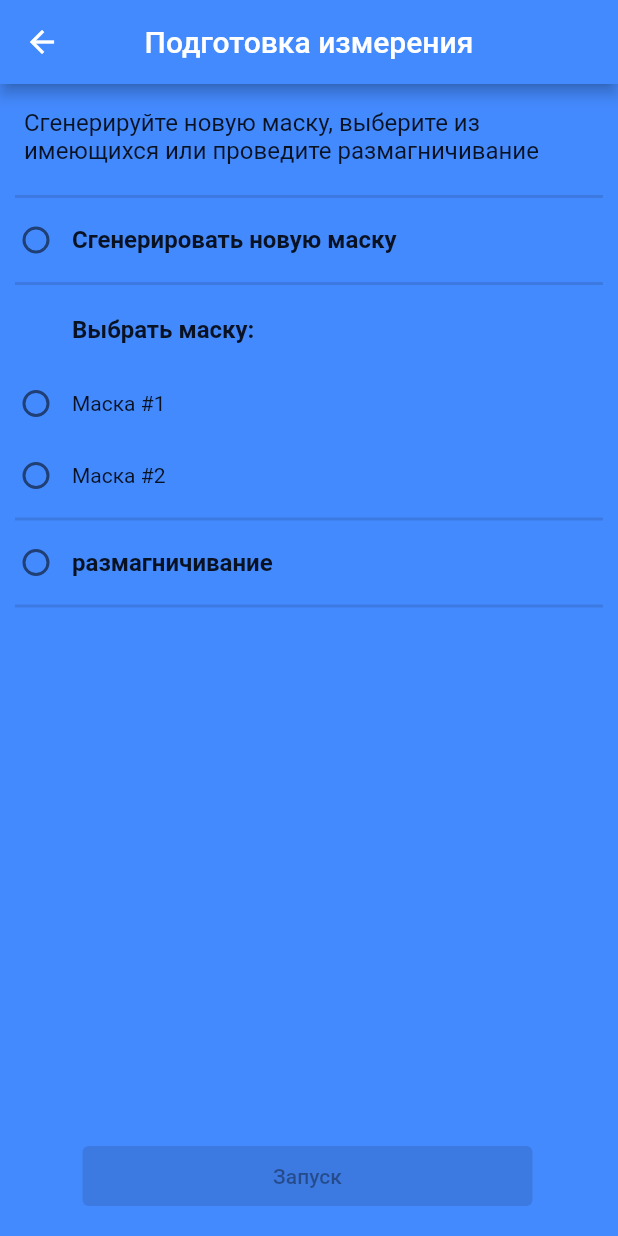
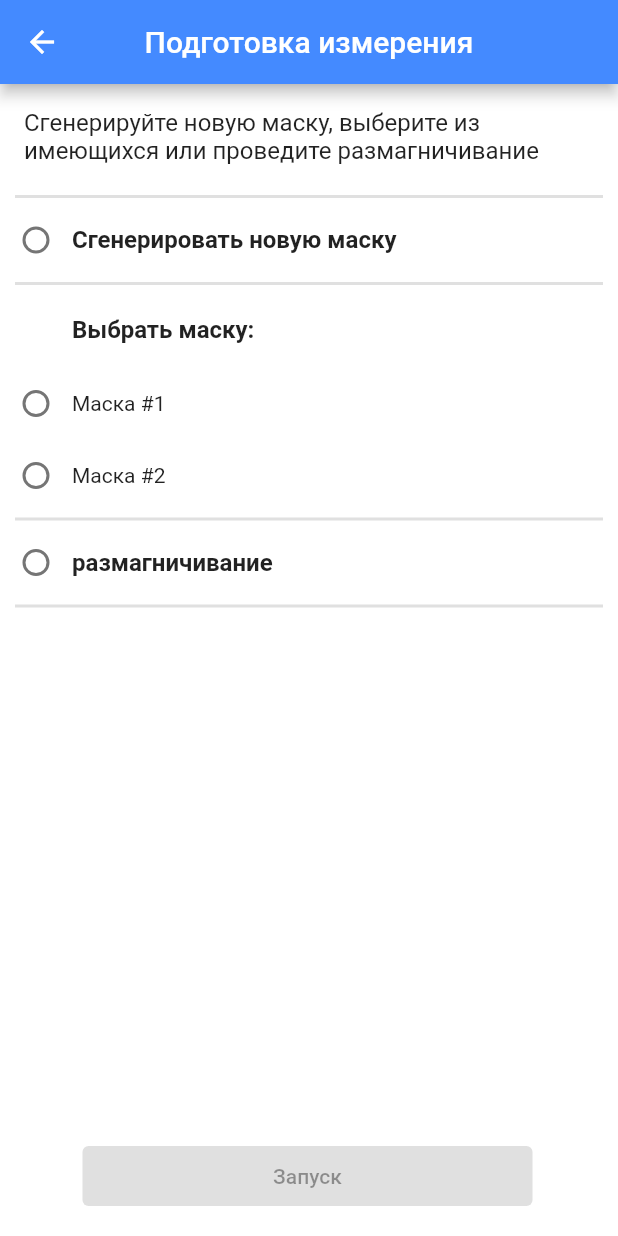
Before and after one commit to flisoch/coercive-force-meter-flutter, a Flutter app: the PreparationScreen screen opened by its route, on a phone screen of 412 x 824 dp. Run offline on Flutter 3.47's test engine with Material 2 defaults, Android fonts, the light colour scheme and no system bars; our stand-ins replace bloc, flutter_bloc.

Commit message:
change background color on every screen; add dummy objects to be shown in charts list

```diff
--- a/lib/main.dart
+++ b/lib/main.dart
@@ -6,6 +6,7 @@ import 'package:flutter_bloc/flutter_bloc.dart';
 
 import 'bloc/wifi/bloc.dart';
 import 'bloc/wifi/states.dart';
+import 'models/record.dart';
 import 'routes.dart';
 import 'ui/measuring_screen.dart';
 
@@ -25,7 +26,7 @@ class App extends StatelessWidget {
             Routes.home: (context) => CfmSwitchingOn(),
             Routes.measure_preparation: (context) => PreparationScreen(),
             Routes.gauss: (context) => MeasuringScreen(ModalRoute.of(context).settings.arguments),
-            Routes.charts: (context) => ChartsScreen(),
+            Routes.charts: (context) => ChartsScreen(records: Record.dummyList()),
           }),
     );
   }
--- a/lib/models/message.dart
+++ b/lib/models/message.dart
@@ -25,4 +25,8 @@ class Message extends Data {
   Map<String, dynamic> toJson() {
     return {'n': n, 't': t, 'Ji': Ji, 'Jr': Jr, 'H': H};
   }
+
+  static List<Message> dummyList() {
+    return List();
+  }
 }
--- a/lib/ui/preparation_screen.dart
+++ b/lib/ui/preparation_screen.dart
@@ -34,8 +34,8 @@ class _PreparationState extends State<PreparationScreen> {
                 backgroundColor: backgroundColor,
                 title: Text("Подготовка измерения"),
               ),
-              body: _body(state, backgroundColor, context),
-              backgroundColor: backgroundColor);
+              body: _body(state, Colors.white, context),
+              backgroundColor: Colors.white);
         },
       ),
     );
@@ -89,7 +89,7 @@ class _PreparationState extends State<PreparationScreen> {
         Column(
           children: [
             Radio(
-              activeColor: Colors.lightBlue,
+              activeColor: Colors.blueAccent,
               value: MeasuringType.NEW_MASK.toString(),
               groupValue: _radioValue,
               onChanged: (String value) {
@@ -140,7 +140,7 @@ class _PreparationState extends State<PreparationScreen> {
         Column(
           children: [
             Radio(
-              activeColor: Colors.lightBlue,
+              activeColor: Colors.blueAccent,
               value: MeasuringType.DEMAGNETIZE.toString(),
               groupValue: _radioValue,
               onChanged: (String value) {
@@ -199,7 +199,7 @@ class _PreparationState extends State<PreparationScreen> {
                 mainAxisAlignment: MainAxisAlignment.start,
                 children: [
                   Radio(
-                    activeColor: Colors.lightBlue,
+                    activeColor: Colors.blueAccent,
                     value: mask.name,
                     groupValue: _radioValue,
                     onChanged: (String value) {
@@ -231,7 +231,7 @@ class _PreparationState extends State<PreparationScreen> {
                 style: ElevatedButton.styleFrom(
                     primary: _radioValue == null
                         ? Colors.black54
-                        : Colors.lightBlueAccent),
+                        : Colors.blueAccent),
                 onPressed: _radioValue == null
                     ? null
                     : () {
```
Also changed, not shown: lib/models/record.dart (+10 -0 lines), lib/ui/charts_screen.dart (+9 -1 lines), lib/ui/measuring_screen.dart (+6 -5 lines).
